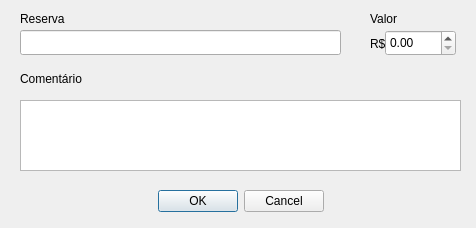
First picture: the form in ui/reserva_edit.ui, repository vazerick/controle_gastos, before the edit.
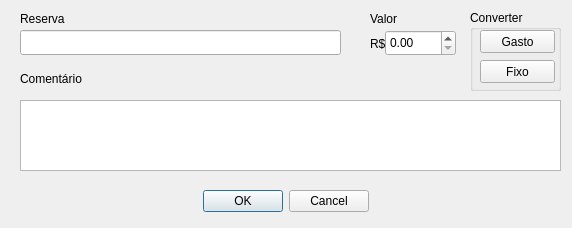
Second picture: the form after the edit.

Commit message: Janela Reserva Edit: adicionar os botões de converter

What changed in the file:
```diff
--- a/ui/reserva_edit.ui
+++ b/ui/reserva_edit.ui
@@ -6,7 +6,7 @@
    <rect>
     <x>0</x>
     <y>0</y>
-    <width>476</width>
+    <width>572</width>
     <height>228</height>
    </rect>
   </property>
@@ -53,7 +53,7 @@
     <rect>
      <x>20</x>
      <y>100</y>
-     <width>441</width>
+     <width>541</width>
      <height>71</height>
     </rect>
    </property>
@@ -119,9 +119,9 @@
   <widget class="QDialogButtonBox" name="buttonBox">
    <property name="geometry">
     <rect>
-     <x>0</x>
+     <x>10</x>
      <y>190</y>
-     <width>481</width>
+     <width>551</width>
      <height>23</height>
     </rect>
    </property>
@@ -132,6 +132,45 @@
     <bool>true</bool>
    </property>
   </widget>
+  <widget class="QGroupBox" name="groupBox">
+   <property name="geometry">
+    <rect>
+     <x>470</x>
+     <y>10</y>
+     <width>91</width>
+     <height>81</height>
+    </rect>
+   </property>
+   <property name="title">
+    <string>Converter</string>
+   </property>
+   <widget class="QPushButton" name="pushButton">
+    <property name="geometry">
+     <rect>
+      <x>10</x>
+      <y>20</y>
+      <width>75</width>
+      <height>23</height>
+     </rect>
+    </property>
+    <property name="text">
+     <string>Gasto</string>
+    </property>
+   </widget>
+   <widget class="QPushButton" name="pushButton_2">
+    <property name="geometry">
+     <rect>
+      <x>10</x>
+      <y>50</y>
+      <width>75</width>
+      <height>23</height>
+     </rect>
+    </property>
+    <property name="text">
+     <string>Fixo</string>
+    </property>
+   </widget>
+  </widget>
  </widget>
  <tabstops>
   <tabstop>inputReserva</tabstop>
```
The commit also changes 2 other files.
